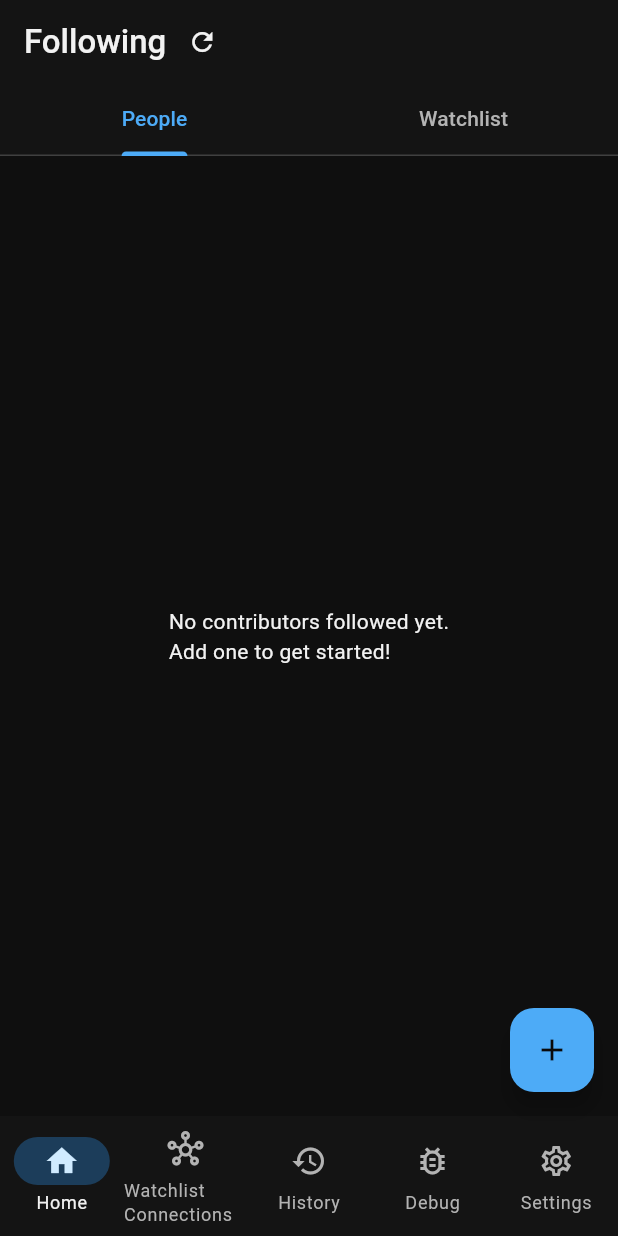
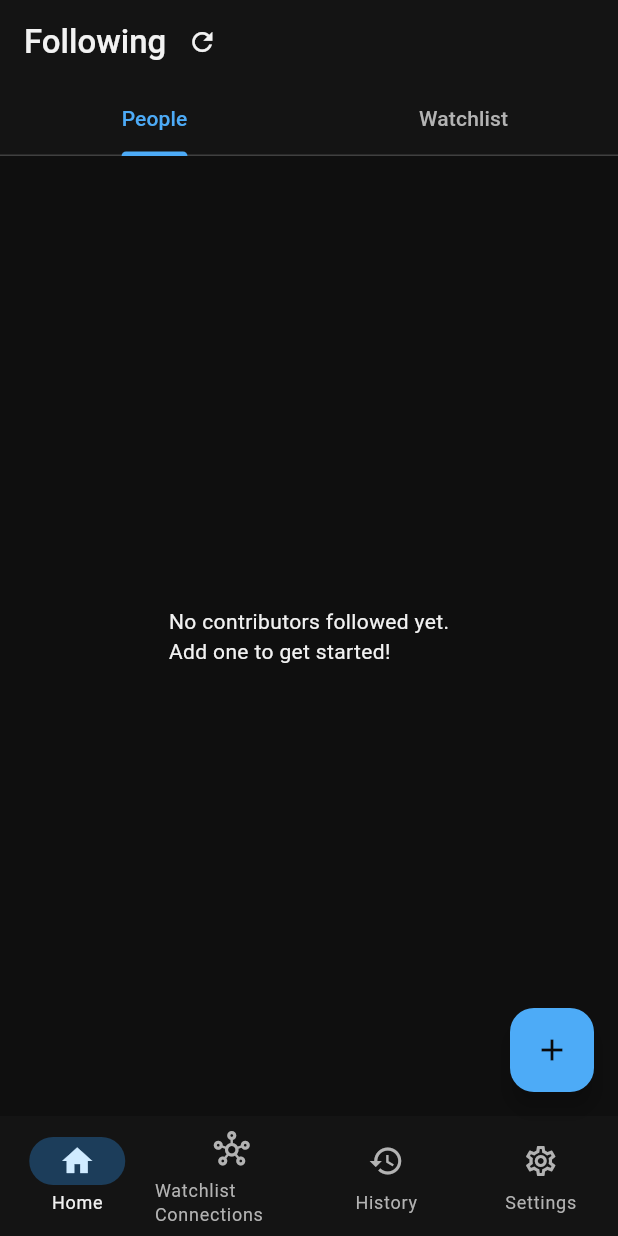
Before and after one commit to DavidAccola/filmmaker-alerts, a Flutter app: the MainScreen screen opened directly, on a phone screen of 412 x 824 dp. Run offline on Flutter 3.47's test engine with Material 3 defaults, Android fonts, the phone set to English and light mode, and no system bars; our stand-ins replace cached_network_image, dio, flutter_dotenv, flutter_local_notifications, flutter_riverpod, flutter_secure_storage and 7 more; missing offline and left inert: extension_google_sign_in_as_googleapis_auth, googleapis, sankey_flutter, tray_manager, window_manager, windows_notification and 1 more; accounts and stored records are empty; network calls fail; Roboto replaces fonts that are missing (Kumbh Sans); statements that could not run were skipped.

Commit message:
Android readiness: permissions, R8, exit handling, debug tab, sign-in
AndroidManifest.xml:
- Add ActionBroadcastReceiver (notification action buttons were silently
  ignored on Android 12+ without this)
- Add RECEIVE_BOOT_COMPLETED permission (Workmanager drops all periodic
  tasks after reboot without it)

android/app/src/main/res/raw/keep.xml (new):
- Prevent R8 from stripping @mipmap/ic_launcher and drawable resources
  in release builds; required by flutter_local_notifications README

main.dart:
- Replace exit(0) in Hive error dialog with SystemNavigator.pop() on
  Android/iOS; exit(0) bypasses Android lifecycle and is not recommended

main_screen.dart:
- Gate Debug tab and DebugScreen behind kDebugMode; was always visible
  to all users including in production release builds
- _screens and _destinations are now computed getters so indices stay
  consistent between debug and release (Home=0, Connections=1,
  History=2, Settings=last)

google_auth_service.dart:
- Add serverClientId from GOOGLE_WEB_CLIENT_ID .env key to GoogleSignIn
  on Android; required for signInSilently() and authenticatedClient()
  to work reliably with the Drive scope via googleapis

secrets.example.dart:
- Document GOOGLE_WEB_CLIENT_ID alongside existing credentials; also
  added TMDB_API_KEY to the .env documentation block

```diff
--- a/lib/data/services/google_auth_service.dart
+++ b/lib/data/services/google_auth_service.dart
@@ -75,7 +75,13 @@ class GoogleAuthService {
 
   Future<bool> _tryRestoreAndroid() async {
     try {
-      _gsi ??= GoogleSignIn(scopes: _driveScopes);
+      _gsi ??= GoogleSignIn(
+        scopes: _driveScopes,
+        // serverClientId is the Web OAuth client ID from Google Cloud Console.
+        // Required on Android for signInSilently() and authenticatedClient() to
+        // work reliably with googleapis. Set GOOGLE_WEB_CLIENT_ID in .env.
+        serverClientId: dotenv.env['GOOGLE_WEB_CLIENT_ID'],
+      );
       final account = await _gsi!.signInSilently();
       if (account == null) return false;
       final authClient = await _gsi!.authenticatedClient();
@@ -90,7 +96,10 @@ class GoogleAuthService {
 
   Future<bool> _signInAndroid() async {
     try {
-      _gsi ??= GoogleSignIn(scopes: _driveScopes);
+      _gsi ??= GoogleSignIn(
+        scopes: _driveScopes,
+        serverClientId: dotenv.env['GOOGLE_WEB_CLIENT_ID'],
+      );
       final account = await _gsi!.signIn();
       if (account == null) return false; // user cancelled
       final authClient = await _gsi!.authenticatedClient();
--- a/lib/data/services/secrets.example.dart
+++ b/lib/data/services/secrets.example.dart
@@ -5,13 +5,24 @@
 // 1. Go to https://console.cloud.google.com
 // 2. Create a project and enable the Google Drive API
 // 3. Create OAuth consent screen (External)
-// 4. Create two OAuth client IDs:
-//    - Desktop app (for Windows) → copy client ID + secret below
-//    - Android (for Android) → enter your package name + SHA-1 fingerprint
+// 4. Create OAuth client IDs:
+//    - Desktop app (for Windows) → copy client ID + secret below as
+//      GOOGLE_CLIENT_ID and GOOGLE_CLIENT_SECRET in .env
+//    - Web application → copy client ID below as GOOGLE_WEB_CLIENT_ID in .env
+//      (used by google_sign_in on Android for silent session restore)
+//    - Android (for Android) → enter package name (app.filmmaker_alerts)
+//      + SHA-1 fingerprint of your debug/release keystore
 //       SHA-1: keytool -list -v -keystore ~/.android/debug.keystore
 //              -alias androiddebugkey -storepass android -keypass android
 // 5. Add drive.appdata scope
 // 6. Add your Google account as a test user
+//
+// The .env file (gitignored) should contain:
+//   GOOGLE_CLIENT_ID=YOUR_DESKTOP_CLIENT_ID.apps.googleusercontent.com
+//   GOOGLE_CLIENT_SECRET=YOUR_DESKTOP_CLIENT_SECRET
+//   GOOGLE_WEB_CLIENT_ID=YOUR_WEB_CLIENT_ID.apps.googleusercontent.com
+//   TMDB_API_KEY=YOUR_TMDB_API_KEY
 
 const String googleDesktopClientId = 'YOUR_DESKTOP_CLIENT_ID.apps.googleusercontent.com';
 const String googleDesktopClientSecret = 'YOUR_DESKTOP_CLIENT_SECRET';
+const String googleWebClientId = 'YOUR_WEB_CLIENT_ID.apps.googleusercontent.com';
--- a/lib/main.dart
+++ b/lib/main.dart
@@ -1,6 +1,7 @@
 import 'dart:io';
 import 'package:flutter/foundation.dart';
 import 'package:flutter/material.dart';
+import 'package:flutter/services.dart';
 import 'package:flutter_riverpod/flutter_riverpod.dart';
 import 'package:flutter_dotenv/flutter_dotenv.dart';
 import 'package:hive_flutter/hive_flutter.dart';
@@ -480,8 +481,14 @@ class MyApp extends ConsumerWidget {
                     const SizedBox(height: 24),
                     ElevatedButton(
                       onPressed: () {
-                        // Restart the app by exiting
-                        exit(0);
+                        // On Android, SystemNavigator.pop() is the correct way to
+                        // close the app. exit(0) works on desktop but is not
+                        // recommended on Android (bypasses lifecycle callbacks).
+                        if (Platform.isAndroid || Platform.isIOS) {
+                          SystemNavigator.pop();
+                        } else {
+                          exit(0);
+                        }
                       },
                       child: const Text('Exit App'),
                     ),
--- a/lib/ui/screens/main_screen.dart
+++ b/lib/ui/screens/main_screen.dart
@@ -26,12 +26,41 @@ class MainScreen extends ConsumerStatefulWidget {
 class _MainScreenState extends ConsumerState<MainScreen> with WindowListener {
   bool _hasCheckedOnboarding = false;
 
-  final List<Widget> _screens = const [
-    HomeScreen(),
-    ConnectionsScreen(),
-    HistoryScreen(),
-    DebugScreen(),
-    SettingsScreen(),
+  List<Widget> get _screens => [
+    const HomeScreen(),
+    const ConnectionsScreen(),
+    const HistoryScreen(),
+    if (kDebugMode) const DebugScreen(),
+    const SettingsScreen(),
+  ];
+
+  List<NavigationDestination> get _destinations => [
+    const NavigationDestination(
+      icon: Icon(Icons.home_outlined),
+      selectedIcon: Icon(Icons.home),
+      label: 'Home',
+    ),
+    const NavigationDestination(
+      icon: Icon(Icons.hub_outlined),
+      selectedIcon: Icon(Icons.hub),
+      label: 'Watchlist Connections',
+    ),
+    const NavigationDestination(
+      icon: Icon(Icons.history_outlined),
+      selectedIcon: Icon(Icons.history),
+      label: 'History',
+    ),
+    if (kDebugMode)
+      const NavigationDestination(
+        icon: Icon(Icons.bug_report_outlined),
+        selectedIcon: Icon(Icons.bug_report),
+        label: 'Debug',
+      ),
+    const NavigationDestination(
+      icon: Icon(Icons.settings_outlined),
+      selectedIcon: Icon(Icons.settings),
+      label: 'Settings',
+    ),
   ];
 
   @override
@@ -137,33 +166,7 @@ class _MainScreenState extends ConsumerState<MainScreen> with WindowListener {
           onDestinationSelected: (index) {
             ref.read(selectedTabProvider.notifier).setTab(index);
           },
-          destinations: const [
-            NavigationDestination(
-              icon: Icon(Icons.home_outlined),
-              selectedIcon: Icon(Icons.home),
-              label: 'Home',
-            ),
-            NavigationDestination(
-              icon: Icon(Icons.hub_outlined),
-              selectedIcon: Icon(Icons.hub),
-              label: 'Watchlist Connections',
-            ),
-            NavigationDestination(
-              icon: Icon(Icons.history_outlined),
-              selectedIcon: Icon(Icons.history),
-              label: 'History',
-            ),
-            NavigationDestination(
-              icon: Icon(Icons.bug_report_outlined),
-              selectedIcon: Icon(Icons.bug_report),
-              label: 'Debug',
-            ),
-            NavigationDestination(
-              icon: Icon(Icons.settings_outlined),
-              selectedIcon: Icon(Icons.settings),
-              label: 'Settings',
-            ),
-          ],
+          destinations: _destinations,
           body: _screens[selectedIndex],
           floatingActionButton: showFab ? _buildFab(context) : null,
         ),
```
Also changed, not shown: 2 other files.
